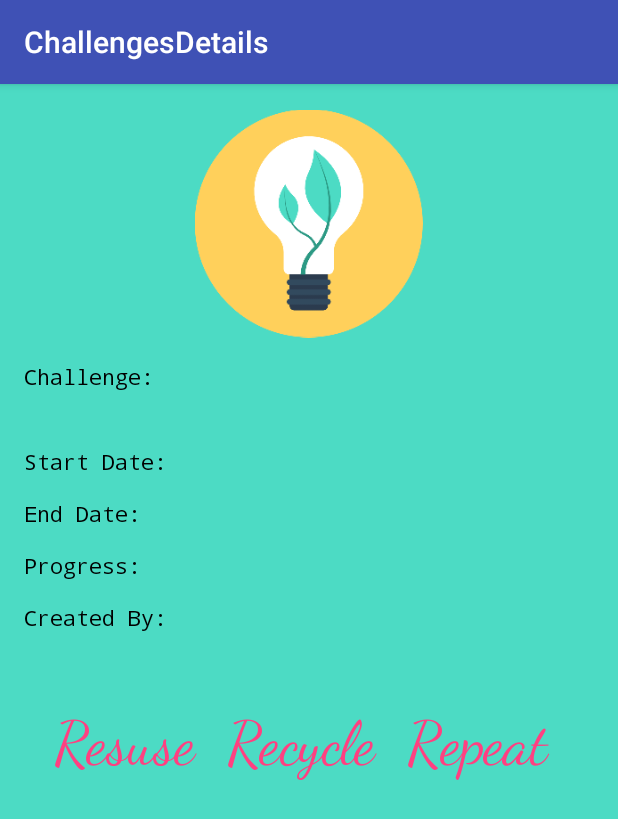
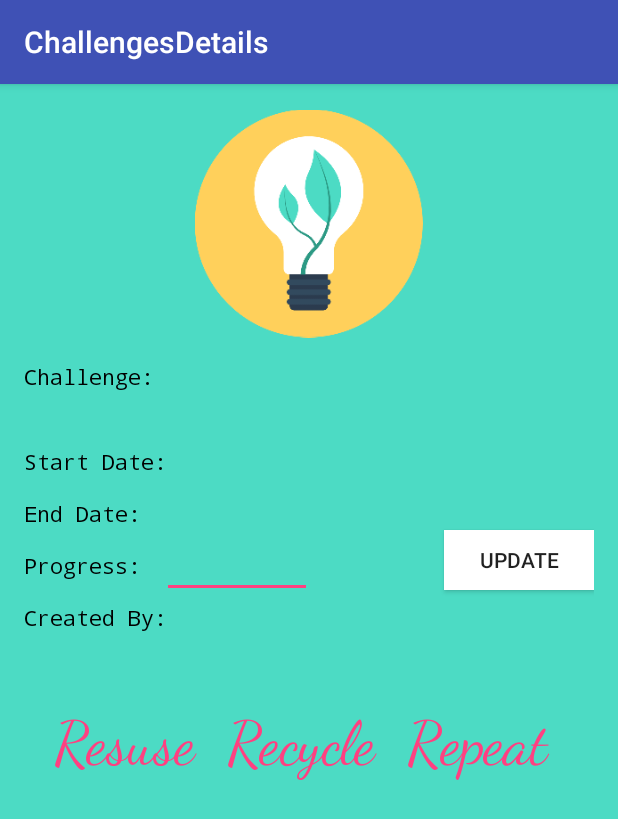
Before and after one commit to quinnbanet359/SustainGame, an Android app: the ChallengesDetails screen opened directly, with no data from a screen before it, on a phone screen of 412 x 824 dp. Shown: the top 819 px of the screen. Run offline under Robolectric (Android 15) with nearby library versions, the phone set to English and light mode, and no system bars; our stand-ins replace Firebase (no records; nobody signed in at launch, a user with empty details on screens opened directly); libraries missing offline, so code that uses them is left out: com.facebook, com.facebook.login, com.firebase.ui.

Commit message:
Added a progress update  button in Details.java and added the button the UI. To Do// Update progress to firebase and return to Auth Dashboard when you update progress on my Current Challenges

```diff
--- a/app/src/main/java/com/quinnbanet/sustaingame/ChallengesDetails.java
+++ b/app/src/main/java/com/quinnbanet/sustaingame/ChallengesDetails.java
@@ -1,5 +1,6 @@
 package com.quinnbanet.sustaingame;
 
+import android.content.Intent;
 import android.os.Bundle;
 import android.support.design.widget.FloatingActionButton;
 import android.support.design.widget.Snackbar;
@@ -7,9 +8,17 @@ import android.support.v7.app.AppCompatActivity;
 import android.support.v7.widget.Toolbar;
 import android.util.Log;
 import android.view.View;
+import android.widget.Button;
+import android.widget.EditText;
+import android.widget.ImageView;
 import android.widget.TextView;
 
+import com.google.firebase.database.DatabaseReference;
+import com.google.firebase.database.FirebaseDatabase;
+
 public class ChallengesDetails extends AppCompatActivity {
+    final FirebaseDatabase database = FirebaseDatabase.getInstance();
+    DatabaseReference ref = database.getReference("Louisville");
 
     public String idDetails;
     public String startDateDetails;
@@ -34,15 +43,14 @@ public class ChallengesDetails extends AppCompatActivity {
 
         //initialize TextView objects
         TextView startDateField = (TextView) findViewById(R.id.sdContent);
-        TextView progressField = (TextView) findViewById(R.id.progressContent);
         TextView nameField = (TextView) findViewById(R.id.nameContent);
         TextView createdByField = (TextView) findViewById(R.id.createdByContent);
         TextView endDateField = (TextView) findViewById(R.id.edContent);
-        if (completedChallenge.getCompletedClick().equals( "yes")) {
+        if (completedChallenge.getCompletedClick().equals("yes")) {
             //relate fields to other class
             idDetails = completedChallenge.getIdDetails();
             startDateDetails = completedChallenge.getStartDateDetails();
-            progressDetails = completedChallenge.getProgressDetails();
+        //    progressDetails = completedChallenge.getProgressDetails();
             nameDetails = completedChallenge.getNameDetails();
             pictureDetails = completedChallenge.getPictureDetails();
             createdByDetails = completedChallenge.getCreatedByDetails();
@@ -50,18 +58,17 @@ public class ChallengesDetails extends AppCompatActivity {
 
             //set TextView Values
             startDateField.setText(startDateDetails);
-            progressField.setText(progressDetails);
+          //  progressField.setText(progressDetails);
             nameField.setText(nameDetails);
             createdByField.setText(createdByDetails);
             endDateField.setText(endDateDetails);
 
             completedChallenge.setCompletedClick("");
-        }
-        else {
+        } else {
             //relate fields to other class
             idDetails = currentChallenge.getIdDetails();
             startDateDetails = currentChallenge.getStartDateDetails();
-            progressDetails = currentChallenge.getProgressDetails();
+            // progressDetails = currentChallenge.getProgressDetails();
             nameDetails = currentChallenge.getNameDetails();
             pictureDetails = currentChallenge.getPictureDetails();
             createdByDetails = currentChallenge.getCreatedByDetails();
@@ -69,13 +76,33 @@ public class ChallengesDetails extends AppCompatActivity {
 
             //set TextView Values
             startDateField.setText(startDateDetails);
-            progressField.setText(progressDetails);
+         //   progressField.setText(progressDetails);
             nameField.setText(nameDetails);
             createdByField.setText(createdByDetails);
             endDateField.setText(endDateDetails);
 
             currentChallenge.setCurrentClick("");
+
+
+            Button button = (Button) findViewById(R.id.editBtn);
+            button.setOnClickListener(new View.OnClickListener() {
+                @Override
+                public void onClick(View view) {
+                    //validate progress field
+                    EditText progress = (EditText) findViewById(R.id.createProgressContent);
+                    String enteredProgress = progress.getText().toString();
+
+                    Log.d("getLogs", enteredProgress);
+
+                    //after entry, send user back to AuthDashboard
+                    Intent intent = new Intent(ChallengesDetails.this, AuthDashboard.class);
+                    String whichButton = getIntent().getExtras().getString("WHICH_BUTTON");
+                    intent.putExtra("WHICH_BUTTON", whichButton);
+                    startActivity(intent);
+                 ;
+
+                }
+            });
         }
     }
-
 }
--- a/app/src/main/res/layout/content_challenges_details.xml
+++ b/app/src/main/res/layout/content_challenges_details.xml
@@ -108,19 +108,6 @@
         android:textColor="@android:color/black" />
 
     <TextView
-        android:text=""
-        android:layout_width="wrap_content"
-        android:layout_height="wrap_content"
-        android:id="@+id/progressContent"
-        android:layout_below="@+id/edTitle"
-        android:layout_toEndOf="@+id/progressTitle"
-        android:layout_marginLeft="15dp"
-        android:layout_marginTop="15dp"
-        android:lineSpacingExtra="8sp"
-        android:fontFamily="monospace"
-        android:textSize="14sp"
-        android:textColor="@android:color/black" />
-    <TextView
         android:text="Created By:"
         android:layout_width="wrap_content"
         android:layout_height="wrap_content"
@@ -168,4 +155,24 @@
         android:layout_below="@+id/createdByTitle"
         android:layout_centerHorizontal="true" />
 
+    <EditText
+        android:layout_width="100sp"
+        android:layout_height="wrap_content"
+        android:id="@+id/createProgressContent"
+        android:layout_marginLeft="14dp"
+        android:layout_alignBaseline="@+id/progressTitle"
+        android:layout_alignBottom="@+id/progressTitle"
+        android:layout_toEndOf="@+id/progressTitle" />
+
+    <Button
+        android:text="Update"
+        android:layout_width="100sp"
+        android:layout_height="40sp"
+        android:id="@+id/editBtn"
+        android:textSize="14sp"
+        android:layout_alignBaseline="@+id/createProgressContent"
+        android:layout_alignBottom="@+id/createProgressContent"
+        android:layout_alignParentEnd="true"
+        android:background="@android:color/white" />
+
 </RelativeLayout>
```
